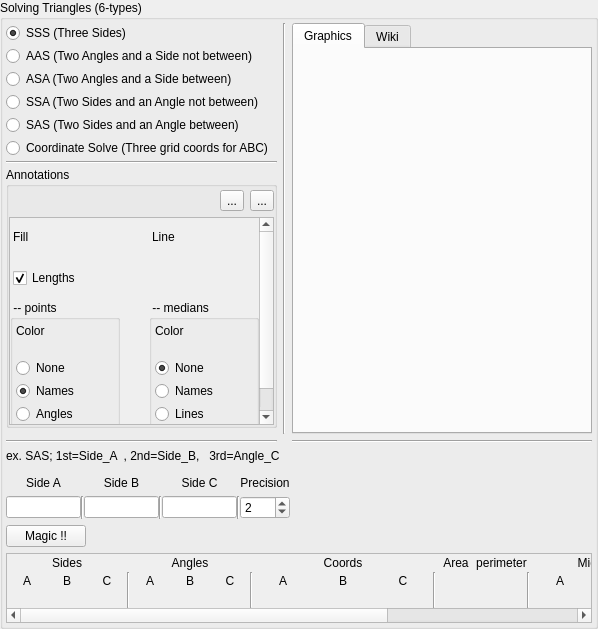
Old version of the form data/ui/wdg_triangle.ui in the repository Billy-gk101/Graphing-Calculator.
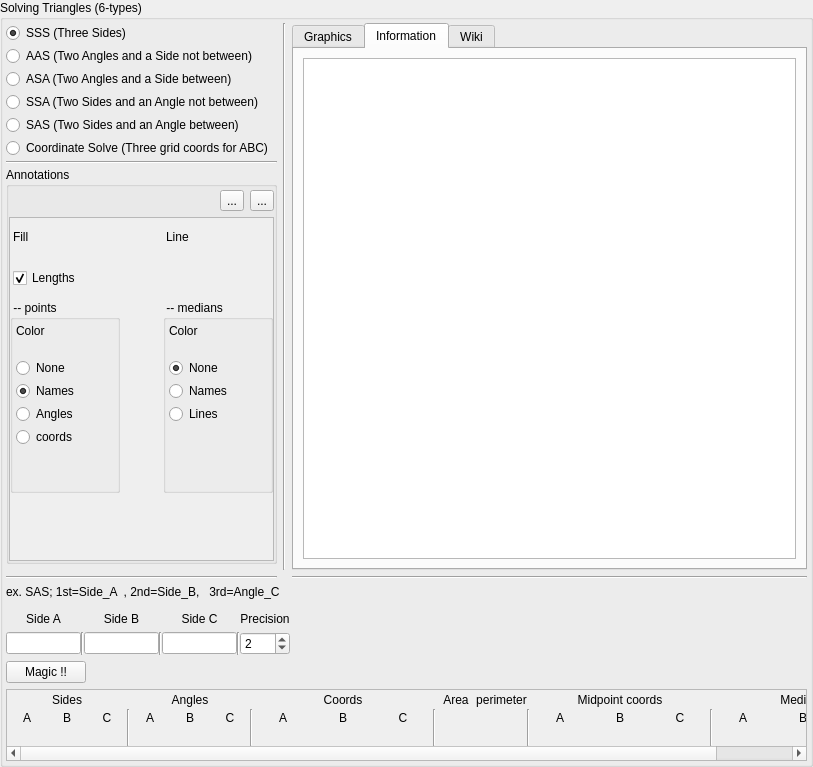
New version of the form. The open tabs and pages were chosen to show the change.

Commit message: Updated to compile traiangle information into a QTextBrowser in new tab 'information'

The edit to the form file:
```diff
--- a/data/ui/wdg_triangle.ui
+++ b/data/ui/wdg_triangle.ui
@@ -6,8 +6,8 @@
    <rect>
     <x>0</x>
     <y>0</y>
-    <width>598</width>
-    <height>629</height>
+    <width>813</width>
+    <height>767</height>
    </rect>
   </property>
   <property name="minimumSize">
@@ -119,6 +119,16 @@
                </property>
               </layout>
              </widget>
+             <widget class="QWidget" name="tab_3">
+              <attribute name="title">
+               <string>Information</string>
+              </attribute>
+              <layout class="QGridLayout" name="gridLayout_10">
+               <item row="0" column="0">
+                <widget class="QTextBrowser" name="textBrowser"/>
+               </item>
+              </layout>
+             </widget>
              <widget class="QWidget" name="tab_2">
               <attribute name="title">
                <string>Wiki</string>
@@ -338,8 +348,8 @@
                          <rect>
                           <x>0</x>
                           <y>0</y>
-                          <width>273</width>
-                          <height>254</height>
+                          <width>286</width>
+                          <height>289</height>
                          </rect>
                         </property>
                         <layout class="QGridLayout" name="gridLayout_9">
```
The commit also changes 5 other files.
